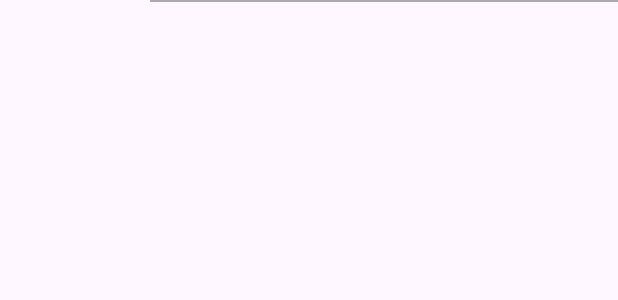
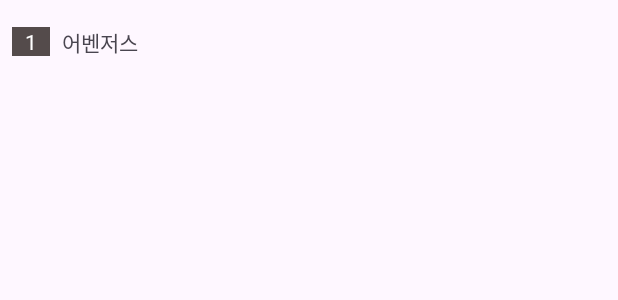
Before and after one commit to uijungkwon/FM_Hub, an Android app: the layout item_recyclerview.xml on its own in the app's theme, with its tools: preview values and no code run, on a phone screen of 412 x 824 dp. Shown: the top 300 px of the screen. Run offline under Robolectric (Android 15) with nearby library versions, the phone set to English and light mode, and no system bars.

Commit message:
map & mark

```diff
--- a/fm_hub_dazzang2/src/main/java/com/example/fm_hub_dazzang2/PopUpDialog.kt
+++ b/fm_hub_dazzang2/src/main/java/com/example/fm_hub_dazzang2/PopUpDialog.kt
@@ -11,7 +11,7 @@ class PopUpDialog : AppCompatActivity() {
 
         val closeButton = findViewById<View>(R.id.btn_shutdown)
         closeButton.setOnClickListener {
-            finish() // 팝업 제거
+            finish() // 버튼 클릭 시 팝업 제거
         }
     }
 
--- a/fm_hub_dazzang2/src/main/res/layout/item_recyclerview.xml
+++ b/fm_hub_dazzang2/src/main/res/layout/item_recyclerview.xml
@@ -1,24 +1,42 @@
 <?xml version="1.0" encoding="utf-8"?>
-<LinearLayout xmlns:android="http://schemas.android.com/apk/res/android"
-    android:id="@+id/item_root"
-    android:orientation="horizontal"
+<LinearLayout
+    xmlns:android="http://schemas.android.com/apk/res/android"
     android:layout_width="match_parent"
-    android:layout_height="wrap_content">
+    android:layout_height="56dp"
+    android:gravity="center_vertical"
+    android:padding="8dp"
+    android:orientation="horizontal">
 
+    <TextView
+        android:id="@+id/rank"
+        android:layout_width="25dp"
+        android:background="#544B4B"
+        android:text="1"
+        android:textColor="#FFFFFF"
+        android:gravity="center"
+        android:layout_height="wrap_content" />
 
-    <ImageView
-        android:id="@+id/item_image"
-        android:layout_width="100dp"
-        android:layout_height="100dp"/>
     <TextView
-        android:id="@+id/item_data"
-        android:layout_width="0dp"
+        android:id="@+id/movie_name"
+        android:layout_width="wrap_content"
         android:layout_height="wrap_content"
         android:layout_weight="1"
-        />
-    <View
-        android:layout_width="match_parent"
-        android:layout_height="1dp"
-        android:background="@android:color/darker_gray" />
+        android:layout_marginLeft="8dp"
+        android:layout_marginRight="8dp"
+        android:text="어벤저스"/>
 
+    <LinearLayout
+        android:layout_width="wrap_content"
+        android:layout_height= "match_parent"
+        android:orientation="vertical">
+        <TextView
+            android:id="@+id/count1"
+            android:layout_width="wrap_content"
+            android:layout_height="wrap_content" />
+
+        <TextView
+            android:id="@+id/count2"
+            android:layout_width="wrap_content"
+            android:layout_height="wrap_content" />
+    </LinearLayout>
 </LinearLayout>
```
Also changed, not shown: app/fm_hub_dazzang2/src/main/java/com/example/fm_hub_dazzang2/MainActivity.kt (deleted, +0 -11 lines), build.gradle.kts (+1 -6 lines), fm_hub_dazzang2/build.gradle.kts (+11 -0 lines), fm_hub_dazzang2/src/main/AndroidManifest.xml (+9 -1 lines), fm_hub_dazzang2/src/main/java/com/example/fm_hub_dazzang2/BoxOfficeResult.kt (added, +9 -0 lines), fm_hub_dazzang2/src/main/java/com/example/fm_hub_dazzang2/CinemaLocationView.kt (added, +71 -0 lines), fm_hub_dazzang2/src/main/java/com/example/fm_hub_dazzang2/DailyRanking.kt (+67 -30 lines), fm_hub_dazzang2/src/main/java/com/example/fm_hub_dazzang2/INetworkService.kt (added, +30 -0 lines), fm_hub_dazzang2/src/main/java/com/example/fm_hub_dazzang2/MainActivity.kt (+10 -2 lines), fm_hub_dazzang2/src/main/java/com/example/fm_hub_dazzang2/MovieDto.kt (added, +17 -0 lines), fm_hub_dazzang2/src/main/java/com/example/fm_hub_dazzang2/MovieResponse.kt (added, +8 -0 lines), fm_hub_dazzang2/src/main/java/com/example/fm_hub_dazzang2/MyMovieAdapter.kt (+6 -5 lines), fm_hub_dazzang2/src/main/res/layout/activity_cinema_location_view.xml (+4 -12 lines).
